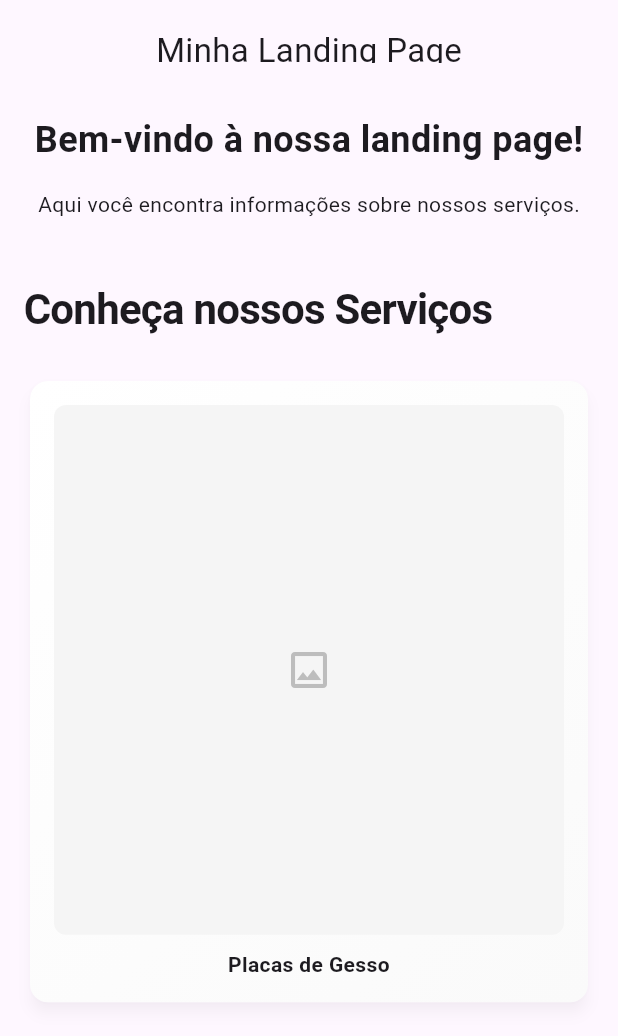
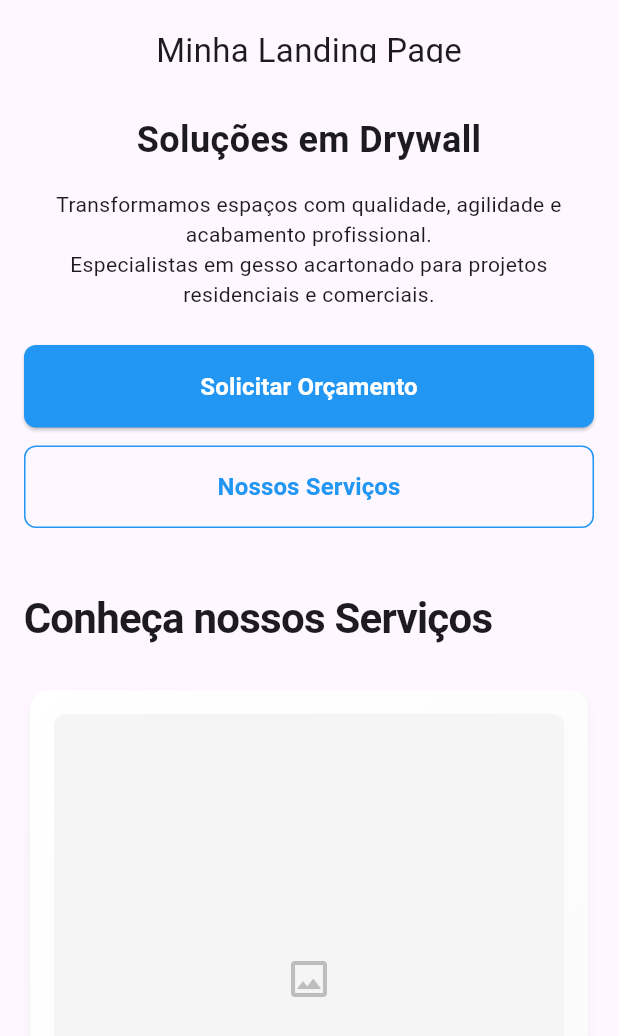
Before and after one commit to Crystyanno/Drywall-Elity, a Flutter app: the screen it shows after launch, on a phone screen of 412 x 824 dp. Shown: the top 1036 px of the screen. Run offline on Flutter 3.47's test engine with Material 3 defaults, Android fonts, the phone set to English and light mode, and no system bars; our stand-ins replace flutter_animate, smooth_page_indicator.

Commit message:
added buttons and navbar

```diff
--- a/lib/conteudo.dart
+++ b/lib/conteudo.dart
@@ -8,15 +8,111 @@ class ConteudoWidget extends StatelessWidget {
     return Padding(
       padding: const EdgeInsets.all(16.0),
       child: Column(
-        children: const [
-          Text(
-            'Bem-vindo à nossa landing page!',
+        children: [
+          const Text(
+            'Soluções em Drywall',
             style: TextStyle(fontSize: 24, fontWeight: FontWeight.bold),
           ),
-          SizedBox(height: 16),
-          Text('Aqui você encontra informações sobre nossos serviços.'),
+          const SizedBox(height: 16),
+          const Text(
+            'Transformamos espaços com qualidade, agilidade e acabamento profissional. \n'
+            'Especialistas em gesso acartonado para projetos residenciais e comerciais.',
+            textAlign: TextAlign.center,
+          ),
+          const SizedBox(height: 24),
+
+          // Botão Solicitar Orçamento (Principal)
+          SizedBox(
+            width: double.infinity,
+            child: ElevatedButton(
+              onPressed: () {
+                // Ação para solicitar orçamento
+                _solicitarOrcamento(context);
+              },
+              style: ElevatedButton.styleFrom(
+                backgroundColor: Colors.blue,
+                foregroundColor: Colors.white,
+                padding: const EdgeInsets.symmetric(vertical: 16),
+                shape: RoundedRectangleBorder(
+                  borderRadius: BorderRadius.circular(8),
+                ),
+              ),
+              child: const Text(
+                'Solicitar Orçamento',
+                style: TextStyle(fontSize: 16, fontWeight: FontWeight.w600),
+              ),
+            ),
+          ),
+
+          const SizedBox(height: 12),
+
+          // Botão Nossos Serviços (Secundário)
+          SizedBox(
+            width: double.infinity,
+            child: OutlinedButton(
+              onPressed: () {
+                // Ação para ver serviços
+                _verNossosServicos(context);
+              },
+              style: OutlinedButton.styleFrom(
+                foregroundColor: Colors.blue,
+                side: const BorderSide(color: Colors.blue),
+                padding: const EdgeInsets.symmetric(vertical: 16),
+                shape: RoundedRectangleBorder(
+                  borderRadius: BorderRadius.circular(8),
+                ),
+              ),
+              child: const Text(
+                'Nossos Serviços',
+                style: TextStyle(fontSize: 16, fontWeight: FontWeight.w600),
+              ),
+            ),
+          ),
         ],
       ),
     );
   }
+
+  // Método para ação do botão Solicitar Orçamento
+  void _solicitarOrcamento(BuildContext context) {
+    // Aqui você pode implementar a navegação para uma tela de orçamento
+    // ou abrir um formulário, fazer uma ligação, etc.
+
+    showDialog(
+      context: context,
+      builder: (BuildContext context) {
+        return AlertDialog(
+          title: const Text('Solicitar Orçamento'),
+          content: const Text('Funcionalidade será implementada em breve!'),
+          actions: [
+            TextButton(
+              onPressed: () => Navigator.of(context).pop(),
+              child: const Text('OK'),
+            ),
+          ],
+        );
+      },
+    );
+  }
+
+  // Método para ação do botão Nossos Serviços
+  void _verNossosServicos(BuildContext context) {
+    // Aqui você pode implementar a navegação para uma tela de serviços
+
+    showDialog(
+      context: context,
+      builder: (BuildContext context) {
+        return AlertDialog(
+          title: const Text('Nossos Serviços'),
+          content: const Text('Lista de serviços será exibida em breve!'),
+          actions: [
+            TextButton(
+              onPressed: () => Navigator.of(context).pop(),
+              child: const Text('OK'),
+            ),
+          ],
+        );
+      },
+    );
+  }
 }
```
Also changed, not shown: pubspec.lock.
